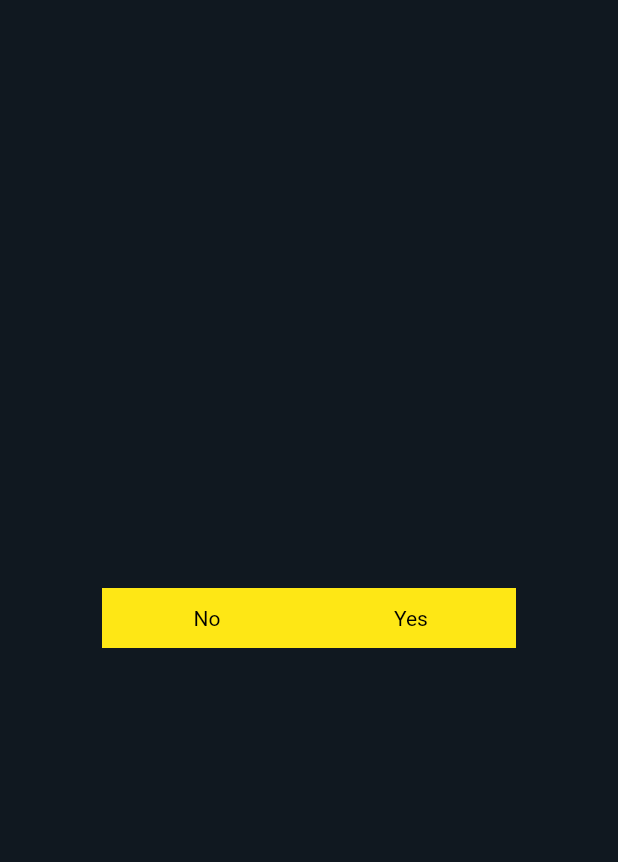
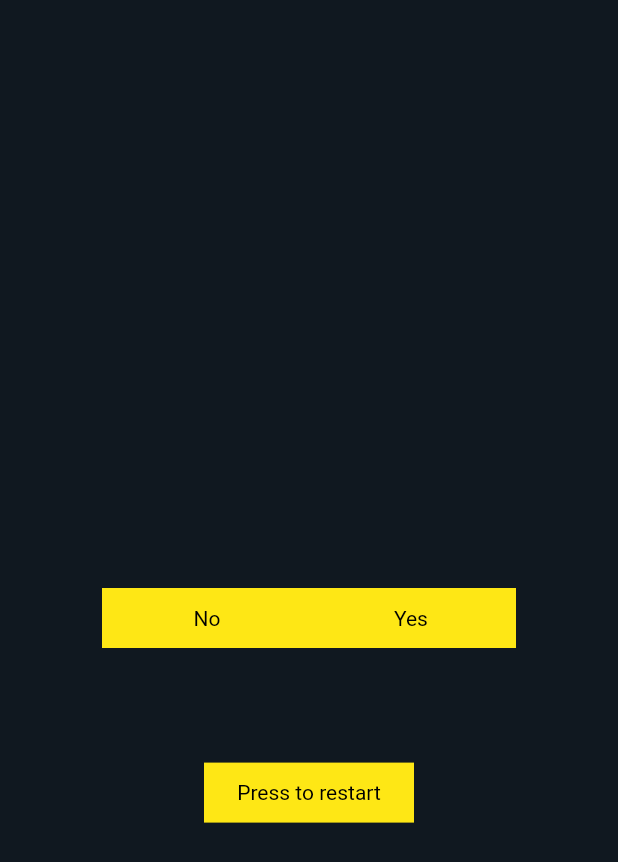
Before and after one commit to callumf222/Decision-Game, a Flutter app: the screen it shows after launch, on a phone screen of 412 x 824 dp. Shown: the top 862 px of the screen. Run offline on Flutter 3.47's test engine with Material 2 defaults, Android fonts, the phone set to English and light mode, and no system bars; our stand-ins replace hive, hive_flutter; accounts and stored records are empty.

Commit message:
Update main.dart

```diff
--- a/lib/main.dart
+++ b/lib/main.dart
@@ -92,7 +92,7 @@ class MyFlutterState extends State<MyFlutterApp> {
     });
   }
 
-  void noclickHandler() {
+  void noClickHandler() {
     setState(() {
       DecisionMap? current = box.get(noID);
       if(current != null) {
@@ -104,7 +104,7 @@ class MyFlutterState extends State<MyFlutterApp> {
     });
   }
 
-  void yesclickHandler() {
+  void yesClickHandler() {
     setState(() {
       DecisionMap? current = box.get(yesID);
       if(current != null) {
@@ -116,11 +116,22 @@ class MyFlutterState extends State<MyFlutterApp> {
     });
   }
 
+  void restartOnClickHandler(){
+    setState(() {
+      DecisionMap? current = box.get(1);
+      if(current != null) {
+        ID = current.ID;
+        yesID = current.yesID;
+        noID = current.noID;
+        description = current.description;
+      }
+    });
+  }
 
   @override
   Widget build(BuildContext context) {
     return Scaffold(
-      backgroundColor: const Color(0xff101820/*00539f*/),
+      backgroundColor: const Color(0xff101820),
       body: Align(
         alignment: Alignment.center,
         child: SizedBox(
@@ -136,11 +147,12 @@ class MyFlutterState extends State<MyFlutterApp> {
             alignment: Alignment.topLeft,
             children: [
 
+
               Align(
                 alignment: const Alignment(-0.5, 0.0),
                 child: MaterialButton(
-                  onPressed: () {noclickHandler();},
-                  color: const Color(0xfffee715 /*eea47f*/),
+                  onPressed: () {noClickHandler();},
+                  color: const Color(0xfffee715),
                   elevation: 0,
                   shape: const RoundedRectangleBorder(
                     borderRadius: BorderRadius.zero,
@@ -164,7 +176,7 @@ class MyFlutterState extends State<MyFlutterApp> {
               Align(
                 alignment: const Alignment(0.5, 0.0),
                 child: MaterialButton(
-                  onPressed: () {yesclickHandler();},
+                  onPressed: () {yesClickHandler();},
                   color: const Color(0xfffee715 /*eea47f*/),
                   elevation: 0,
                   shape: const RoundedRectangleBorder(
@@ -188,7 +200,33 @@ class MyFlutterState extends State<MyFlutterApp> {
               ),
 
               Align(
-                alignment: Alignment(0.0, -0.7),
+                alignment: const Alignment(0.0, 0.3),
+                child: MaterialButton(
+                  onPressed: () {restartOnClickHandler();},
+                  color: const Color(0xfffee715),
+                  elevation: 0,
+                  shape: const RoundedRectangleBorder(
+                    borderRadius: BorderRadius.zero,
+                  ),
+                  textColor: const Color(0xff000000),
+                  height: 40,
+                  minWidth: 140,
+                  padding: const EdgeInsets.symmetric(
+                      horizontal: 16, vertical: 8),
+                  child: const Text(
+                    "Press to restart",
+                    style: TextStyle(
+                      fontSize: 14,
+                      fontWeight: FontWeight.w400,
+                      fontStyle: FontStyle.normal,
+                    ),
+                  ),
+                ),
+
+              ),
+
+              Align(
+                alignment: const Alignment(0.0, -0.7),
                 child: Text(
                   description,
                   textAlign: TextAlign.center,
@@ -197,31 +235,20 @@ class MyFlutterState extends State<MyFlutterApp> {
                     fontWeight: FontWeight.w400,
                     fontStyle: FontStyle.normal,
                     fontSize: 34,
-                    color: Color(0xfffee715 /*eea47f*/),
+                    color: Color(0xfffee715),
                   ),
                 ),
               ),
 
-              /*Align(
-                alignment: Alignment(0.0, -0.4),
-                child: Text(
-                  description,
-                  textAlign: TextAlign.center,
-                  overflow: TextOverflow.clip,
-                  style: const TextStyle(
-                    fontWeight: FontWeight.w400,
-                    fontStyle: FontStyle.normal,
-                    fontSize: 34,
-                    color: Color(0xff5EBEC4),
-                  ),
-                ),
-              )*/
+
+
 
             ],
 
           ),
         ),
       ),
+
     );
   }
 }
```
